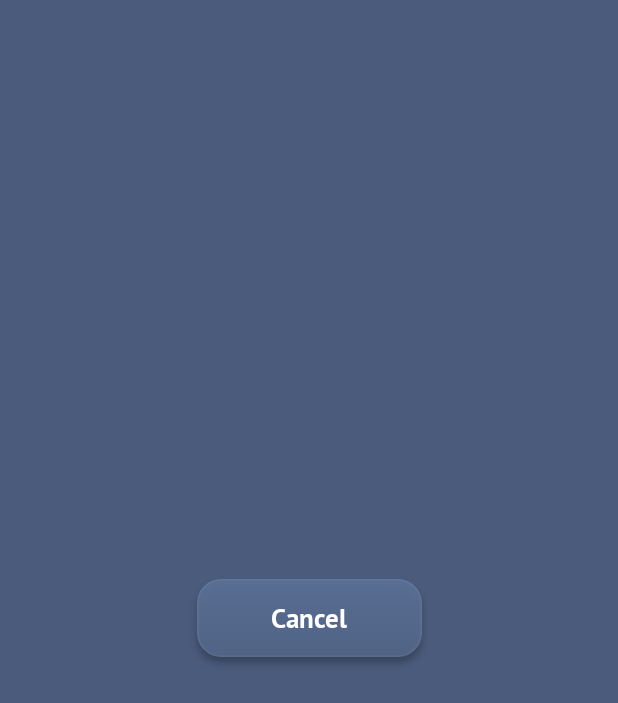
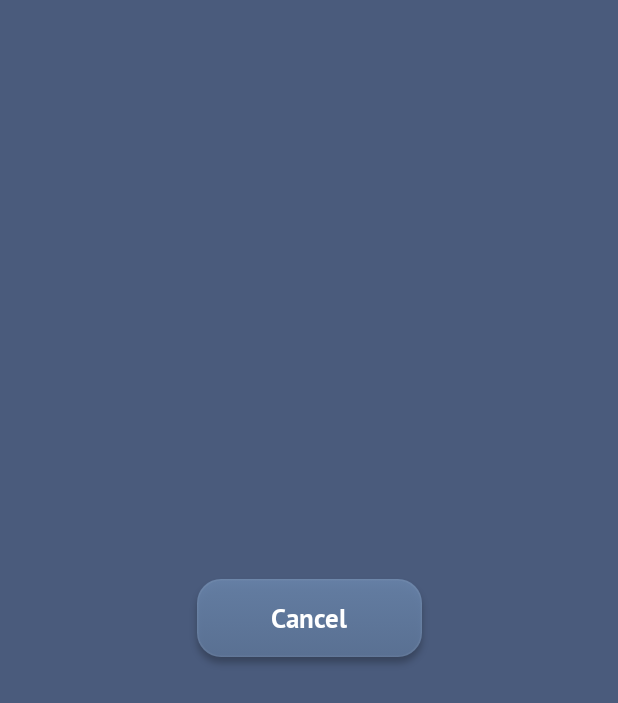
Before and after one commit to nikdevpub/SsgTestApp, an Android app built with Jetpack Compose: the CancelScreen screen opened through its navigation route, on a phone screen of 412 x 824 dp. Shown: the top 703 px of the screen. Run offline under Robolectric (Android 15) with nearby library versions, the phone set to English and light mode, and no system bars; our stand-ins replace Dagger/Hilt's generated code; libraries missing offline, so code that uses them is left out: com.skydoves.cloudy.

Commit message:
fix SecondaryGlassButton  * shadow for android 21  * background color

```diff
--- a/app/src/main/java/com/testflight/ssgtestapp/presentation/cancel_screen/CancelScreen.kt
+++ b/app/src/main/java/com/testflight/ssgtestapp/presentation/cancel_screen/CancelScreen.kt
@@ -75,7 +75,7 @@ fun CancelScreen(
                     onClick = { viewModel.onAction(CancelContract.Action.CancelClicked) },
                     onPressChange = { isPressed = it },
                     normalGradientAlphas = 0.9f to 0.7f,
-                    pressedGradientAlphas = 0.15f to 0.10f
+                    pressedGradientAlphas = 0.40f to 0.30f
                 )
             }
         }
--- a/app/src/main/java/com/testflight/ssgtestapp/ui/components/SecondaryGlassButton.kt
+++ b/app/src/main/java/com/testflight/ssgtestapp/ui/components/SecondaryGlassButton.kt
@@ -2,6 +2,7 @@ package com.testflight.ssgtestapp.ui.components
 
 import android.graphics.BlurMaskFilter
 import android.graphics.Paint
+import android.os.Build
 import androidx.compose.animation.core.Animatable
 import androidx.compose.animation.core.spring
 import androidx.compose.foundation.Canvas
@@ -53,6 +54,7 @@ import kotlin.math.roundToInt
  * @param modifier Layout modifier for positioning and sizing
  * @param onPressChange Optional callback notifying press state changes (true = pressed, false = released)
  * @param baseColor Base color for the gradient background
+ * @param pressedBackgroundColor Background color when button is pressed
  * @param normalGradientAlphas Gradient alpha values (top, bottom) in normal state
  * @param pressedGradientAlphas Gradient alpha values (top, bottom) in pressed state
  * @param normalBorderColor Border color in normal state
@@ -77,7 +79,8 @@ fun SecondaryGlassButton(
     onClick: () -> Unit,
     modifier: Modifier = Modifier,
     onPressChange: ((Boolean) -> Unit)? = null,
-    baseColor: Color = Color(0xFF5B7197),
+    baseColor: Color = Color(0xFF6883A9),
+    pressedBackgroundColor: Color = Color(0xFF6883A9),
     normalGradientAlphas: Pair<Float, Float> = 0.35f to 0.25f,
     pressedGradientAlphas: Pair<Float, Float> = 0.2f to 0.15f,
     normalBorderColor: Color = Color.White,
@@ -135,6 +138,7 @@ fun SecondaryGlassButton(
     val bottomAlphaAnimatable = remember { Animatable(normalGradientAlphas.second) }
     val borderAlphaAnimatable = remember { Animatable(0.05f) }
     val borderColorProgressAnimatable = remember { Animatable(0f) }
+    val backgroundColorProgressAnimatable = remember { Animatable(0f) }
 
     // Animate all values simultaneously when press state changes
     LaunchedEffect(isPressed) {
@@ -175,13 +179,12 @@ fun SecondaryGlassButton(
                     animationSpec = springSpec
                 )
             }
+            launch {
+                backgroundColorProgressAnimatable.animateTo(
+                    targetValue = if (isPressed) 1f else 0f,
+                    animationSpec = springSpec
+                )
             }
-    }
-
-    // Reusable paint object for shadow rendering
-    val shadowPaint = remember {
-        Paint().apply {
-            isAntiAlias = true
         }
     }
 
@@ -234,13 +237,17 @@ fun SecondaryGlassButton(
             val currentBottomAlpha = bottomAlphaAnimatable.value
             val currentBorderAlpha = borderAlphaAnimatable.value
             val currentBorderProgress = borderColorProgressAnimatable.value
+            val currentBackgroundProgress = backgroundColorProgressAnimatable.value
 
-            // Draw shadow with blur effect (only when visible)
+            // Draw shadow with compatibility for all Android versions
             if (currentShadowAlpha > 0.01f) {
-                drawIntoCanvas { canvas ->
                 val shadowOffsetPx = shadowElevation.toPx()
 
-                    shadowPaint.apply {
+                if (Build.VERSION.SDK_INT >= Build.VERSION_CODES.P) {
+                    // Use BlurMaskFilter for API 28+
+                    drawIntoCanvas { canvas ->
+                        val shadowPaint = Paint().apply {
+                            isAntiAlias = true
                             color = android.graphics.Color.argb(
                                 (currentShadowAlpha * 64).toInt(),
                                 0, 0, 0
@@ -261,11 +268,34 @@ fun SecondaryGlassButton(
                             shadowPaint
                         )
                     }
+                } else {
+                    // Fallback: multiple shadow layers for older versions
+                    val shadowLayers = 5
+                    for (i in 0 until shadowLayers) {
+                        val layerOffset = shadowOffsetPx * (i + 1) / shadowLayers
+                        val layerAlpha =
+                            currentShadowAlpha * (1f - i.toFloat() / shadowLayers) * 0.15f
+
+                        drawRoundRect(
+                            color = Color.Black.copy(alpha = layerAlpha),
+                            topLeft = Offset(0f, layerOffset),
+                            size = Size(buttonWidth, buttonHeight),
+                            cornerRadius = CornerRadius(radiusPx)
+                        )
+                    }
+                }
             }
 
+            // Interpolate between base color and pressed background color
+            val currentBaseColor = lerp(
+                start = baseColor,
+                stop = pressedBackgroundColor,
+                fraction = currentBackgroundProgress
+            )
+
             // Draw background with vertical gradient
-            val gradientTopColor = baseColor.copy(alpha = currentTopAlpha)
-            val gradientBottomColor = baseColor.copy(alpha = currentBottomAlpha)
+            val gradientTopColor = currentBaseColor.copy(alpha = currentTopAlpha)
+            val gradientBottomColor = currentBaseColor.copy(alpha = currentBottomAlpha)
 
             drawRoundRect(
                 brush = Brush.verticalGradient(
```
Lines whose indentation alone changed are shown as unchanged.
